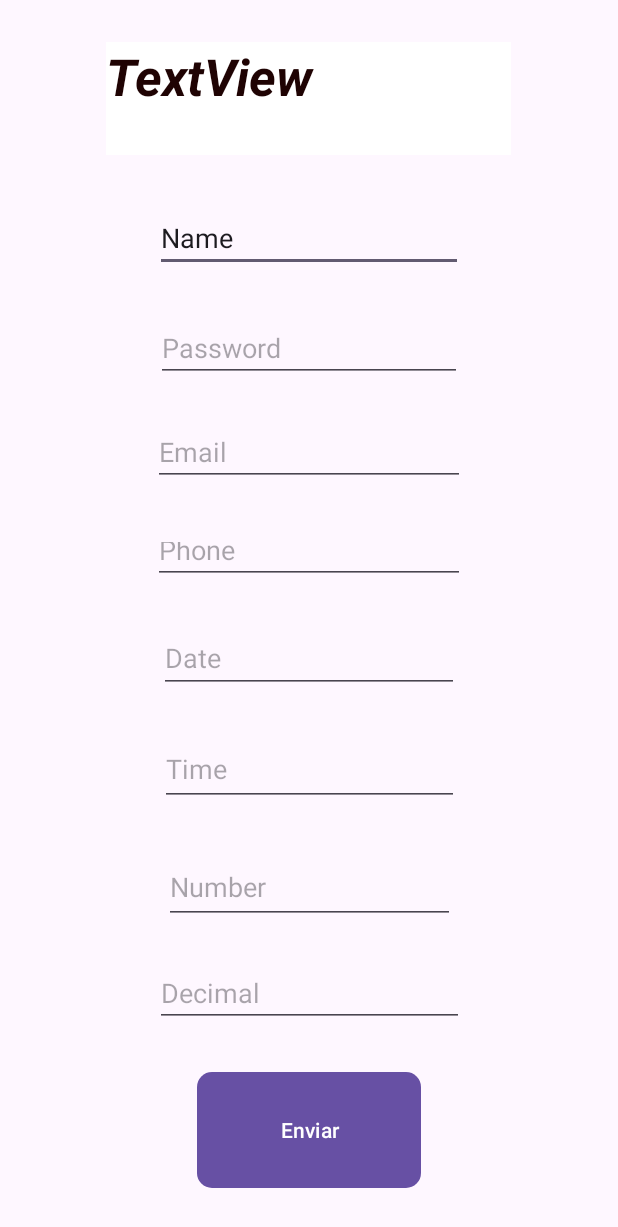
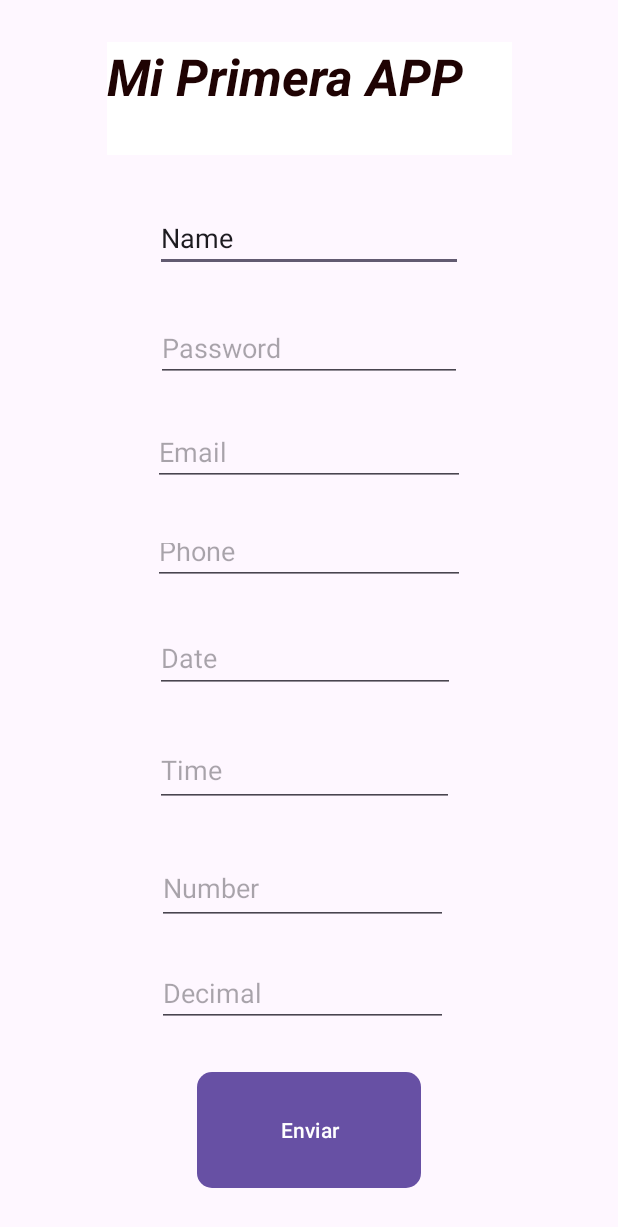
Before and after one commit to luispipe/FirstAPP_G6, an Android app: the screen it shows after launch (MainActivity), on a phone screen of 412 x 824 dp. Shown: the top 1227 px of the screen. Run offline under Robolectric (Android 15) with nearby library versions, the phone set to English and light mode, and no system bars.

Commit message:
Second commit

```diff
--- a/app/src/main/res/layout/activity_main.xml
+++ b/app/src/main/res/layout/activity_main.xml
@@ -13,15 +13,16 @@
         android:layout_marginTop="1dp"
         android:layout_marginBottom="5dp"
         android:background="#FFFFFF"
-        android:text="TextView"
+        android:text="Mi Primera APP"
         android:textColor="#1F0303"
         android:textSize="34sp"
         android:textStyle="normal|bold|italic"
         app:layout_constraintBottom_toTopOf="@+id/editTextText2"
         app:layout_constraintEnd_toEndOf="parent"
-        app:layout_constraintHorizontal_bias="0.496"
+        app:layout_constraintHorizontal_bias="0.5"
         app:layout_constraintStart_toStartOf="parent"
         app:layout_constraintTop_toTopOf="parent"
+        app:layout_constraintVertical_bias="0.5"
         tools:text="Mi Primera APP" />
 
     <EditText
@@ -37,7 +38,8 @@
         app:layout_constraintEnd_toEndOf="parent"
         app:layout_constraintHorizontal_bias="0.5"
         app:layout_constraintStart_toStartOf="parent"
-        app:layout_constraintTop_toBottomOf="@+id/textView3" />
+        app:layout_constraintTop_toBottomOf="@+id/textView3"
+        app:layout_constraintVertical_bias="0.5" />
 
     <EditText
         android:id="@+id/editTextTextPassword2"
@@ -52,7 +54,8 @@
         app:layout_constraintEnd_toEndOf="parent"
         app:layout_constraintHorizontal_bias="0.5"
         app:layout_constraintStart_toStartOf="parent"
-        app:layout_constraintTop_toBottomOf="@+id/editTextText2" />
+        app:layout_constraintTop_toBottomOf="@+id/editTextText2"
+        app:layout_constraintVertical_bias="0.5" />
 
     <EditText
         android:id="@+id/editTextTextEmailAddress2"
@@ -67,7 +70,8 @@
         app:layout_constraintEnd_toEndOf="parent"
         app:layout_constraintHorizontal_bias="0.5"
         app:layout_constraintStart_toStartOf="parent"
-        app:layout_constraintTop_toBottomOf="@+id/editTextTextPassword2" />
+        app:layout_constraintTop_toBottomOf="@+id/editTextTextPassword2"
+        app:layout_constraintVertical_bias="0.5" />
 
     <EditText
         android:id="@+id/editTextPhone2"
@@ -80,7 +84,8 @@
         app:layout_constraintEnd_toEndOf="parent"
         app:layout_constraintHorizontal_bias="0.5"
         app:layout_constraintStart_toStartOf="parent"
-        app:layout_constraintTop_toBottomOf="@+id/editTextTextEmailAddress2" />
+        app:layout_constraintTop_toBottomOf="@+id/editTextTextEmailAddress2"
+        app:layout_constraintVertical_bias="0.5" />
 
     <EditText
         android:id="@+id/editTextDate2"
@@ -91,9 +96,10 @@
         android:inputType="date"
         app:layout_constraintBottom_toTopOf="@+id/editTextTime2"
         app:layout_constraintEnd_toEndOf="parent"
-        app:layout_constraintHorizontal_bias="0.5"
+        app:layout_constraintHorizontal_bias="0.488"
         app:layout_constraintStart_toStartOf="parent"
-        app:layout_constraintTop_toBottomOf="@+id/editTextPhone2" />
+        app:layout_constraintTop_toBottomOf="@+id/editTextPhone2"
+        app:layout_constraintVertical_bias="0.5" />
 
     <EditText
         android:id="@+id/editTextTime2"
@@ -105,9 +111,10 @@
         android:inputType="time"
         app:layout_constraintBottom_toTopOf="@+id/editTextNumber2"
         app:layout_constraintEnd_toEndOf="parent"
-        app:layout_constraintHorizontal_bias="0.5"
+        app:layout_constraintHorizontal_bias="0.485"
         app:layout_constraintStart_toStartOf="parent"
-        app:layout_constraintTop_toBottomOf="@+id/editTextDate2" />
+        app:layout_constraintTop_toBottomOf="@+id/editTextDate2"
+        app:layout_constraintVertical_bias="0.5" />
 
     <EditText
         android:id="@+id/editTextNumber2"
@@ -119,22 +126,24 @@
         android:inputType="number"
         app:layout_constraintBottom_toTopOf="@+id/editTextNumberDecimal2"
         app:layout_constraintEnd_toEndOf="parent"
-        app:layout_constraintHorizontal_bias="0.5"
+        app:layout_constraintHorizontal_bias="0.479"
         app:layout_constraintStart_toStartOf="parent"
-        app:layout_constraintTop_toBottomOf="@+id/editTextTime2" />
+        app:layout_constraintTop_toBottomOf="@+id/editTextTime2"
+        app:layout_constraintVertical_bias="0.5" />
 
     <EditText
         android:id="@+id/editTextNumberDecimal2"
-        android:layout_width="206dp"
-        android:layout_height="42dp"
+        android:layout_width="194dp"
+        android:layout_height="41dp"
         android:ems="10"
         android:hint="Decimal"
         android:inputType="numberDecimal"
         app:layout_constraintBottom_toTopOf="@+id/button2"
         app:layout_constraintEnd_toEndOf="parent"
-        app:layout_constraintHorizontal_bias="0.5"
+        app:layout_constraintHorizontal_bias="0.479"
         app:layout_constraintStart_toStartOf="parent"
-        app:layout_constraintTop_toBottomOf="@+id/editTextNumber2" />
+        app:layout_constraintTop_toBottomOf="@+id/editTextNumber2"
+        app:layout_constraintVertical_bias="0.5" />
 
     <Button
         android:id="@+id/button2"
@@ -147,6 +156,7 @@
         app:layout_constraintEnd_toEndOf="parent"
         app:layout_constraintHorizontal_bias="0.5"
         app:layout_constraintStart_toStartOf="parent"
-        app:layout_constraintTop_toBottomOf="@+id/editTextNumberDecimal2" />
+        app:layout_constraintTop_toBottomOf="@+id/editTextNumberDecimal2"
+        app:layout_constraintVertical_bias="0.5" />
 
 </androidx.constraintlayout.widget.ConstraintLayout>
```
